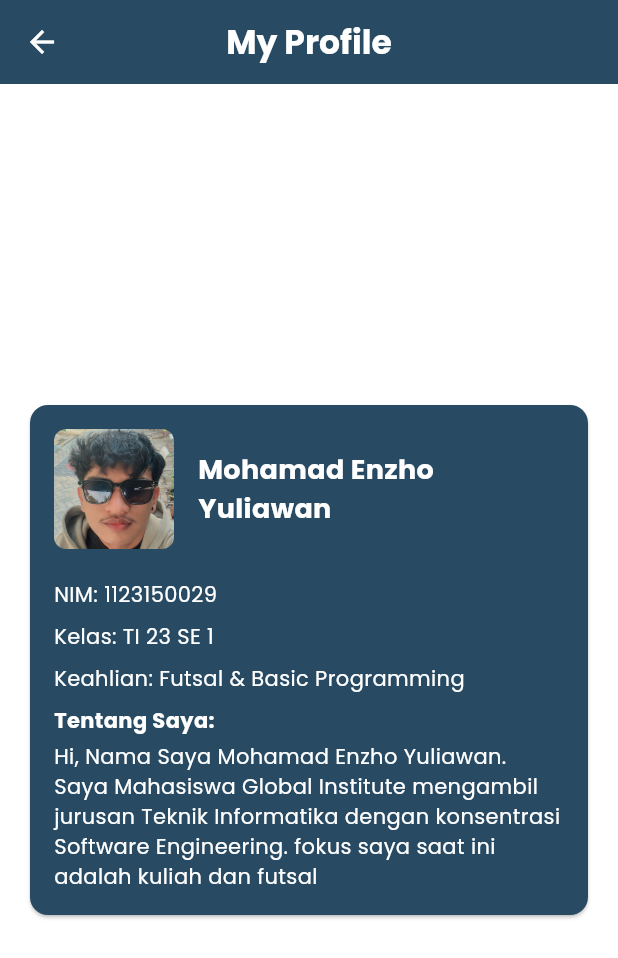
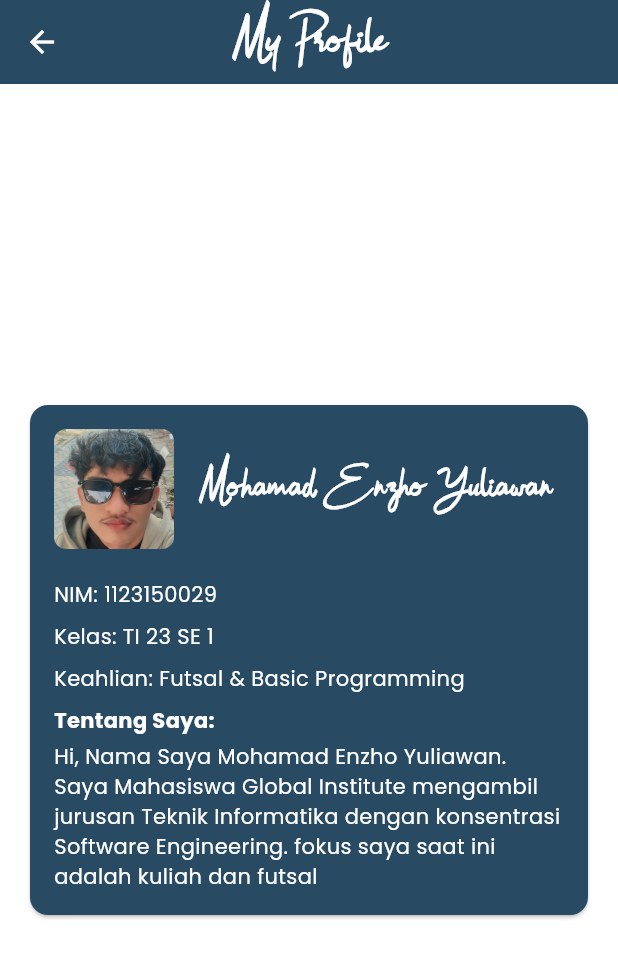
Before and after one commit to str122-xyz/Kelompok-4-trio, a Flutter app: the EnzhoProfile screen opened directly, on a phone screen of 412 x 824 dp. Shown: the top 958 px of the screen. Run offline on Flutter 3.47's test engine with Material 3 defaults, Android fonts, the phone set to English and light mode, and no system bars.

Commit message:
ganti font

```diff
--- a/lib/screens/team/enzho_profile.dart
+++ b/lib/screens/team/enzho_profile.dart
@@ -18,7 +18,7 @@ class _EnzhoProfileState extends State<EnzhoProfile> {
           "My Profile",
           style: TextStyle(
             color: Color(0xffFFFFFF),
-            fontFamily: 'Poppins',
+            fontFamily: 'Bulgatti',
             fontWeight: FontWeight.bold,
           ),
         ),
@@ -61,7 +61,7 @@ class _EnzhoProfileState extends State<EnzhoProfile> {
                           'Mohamad Enzho Yuliawan',
                           style: const TextStyle(
                             color: Colors.white,
-                            fontFamily: 'Poppins',
+                            fontFamily: 'Bulgatti',
                             fontSize: 18,
                             fontWeight: FontWeight.bold,
                           ),
```
